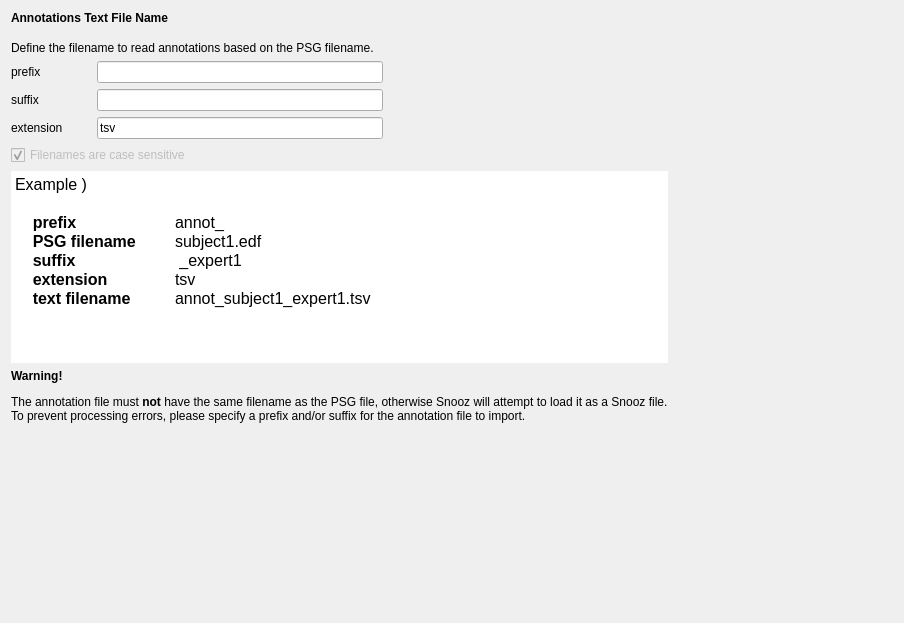
Qt form tools/CEAMSTools/ImportTextAnnotations/TextFileAssociation/Ui_TextFileAssociation.ui (SnoozToolbox/snooz-package-ceams) before a commit.
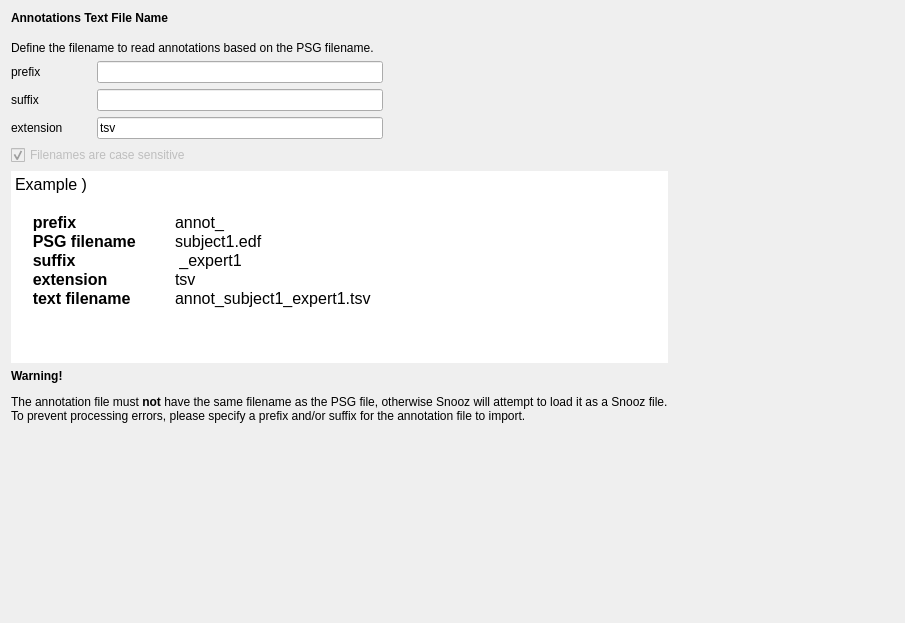
The same form after that commit.

The edit to the form file:
```diff
--- a/tools/CEAMSTools/ImportTextAnnotations/TextFileAssociation/Ui_TextFileAssociation.ui
+++ b/tools/CEAMSTools/ImportTextAnnotations/TextFileAssociation/Ui_TextFileAssociation.ui
@@ -6,7 +6,7 @@
    <rect>
     <x>0</x>
     <y>0</y>
-    <width>904</width>
+    <width>905</width>
     <height>623</height>
    </rect>
   </property>
@@ -53,12 +53,27 @@
       <layout class="QGridLayout" name="gridLayout_3">
        <item row="0" column="0">
         <widget class="QLabel" name="label_18">
+         <property name="sizePolicy">
+          <sizepolicy hsizetype="Preferred" vsizetype="Preferred">
+           <horstretch>0</horstretch>
+           <verstretch>0</verstretch>
+          </sizepolicy>
+         </property>
          <property name="minimumSize">
           <size>
            <width>50</width>
            <height>0</height>
           </size>
          </property>
+         <property name="maximumSize">
+          <size>
+           <width>60</width>
+           <height>16777215</height>
+          </size>
+         </property>
+         <property name="toolTip">
+          <string>Optionally, define the prefix to insert before the PSG filename to identify the stages filename.</string>
+         </property>
          <property name="text">
           <string>prefix</string>
          </property>
@@ -66,6 +81,15 @@
        </item>
        <item row="1" column="0">
         <widget class="QLabel" name="label_19">
+         <property name="maximumSize">
+          <size>
+           <width>60</width>
+           <height>16777215</height>
+          </size>
+         </property>
+         <property name="toolTip">
+          <string>Optionally, define the suffix to append to the PSG filename to identify the stages filename.</string>
+         </property>
          <property name="text">
           <string>suffix</string>
          </property>
```
Left out of the diff: 4 changed lines with no effect on the pictures.
